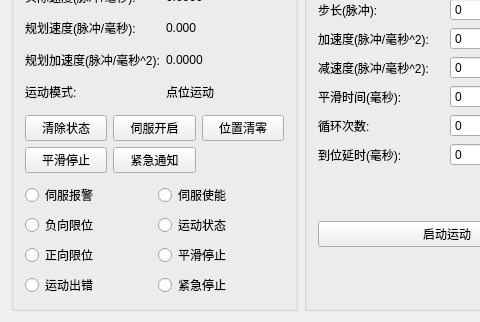
Above: GTSController/AxisWidget.ui from whisper512/GTS before the change; both pictures show x 0 to 480 and y 174 to 496 of the 601 by 496 pixel window. Below: the same form after it.
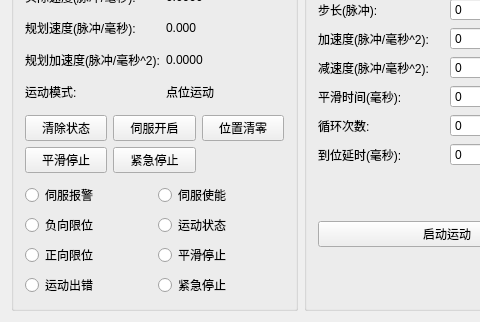
That is the form after the change.

The edit to the form file:
```diff
--- a/GTSController/AxisWidget.ui
+++ b/GTSController/AxisWidget.ui
@@ -176,7 +176,7 @@
           <item row="1" column="1">
            <widget class="QPushButton" name="pushButton_eStop">
             <property name="text">
-             <string>紧急通知</string>
+             <string>紧急停止</string>
             </property>
            </widget>
           </item>
```
